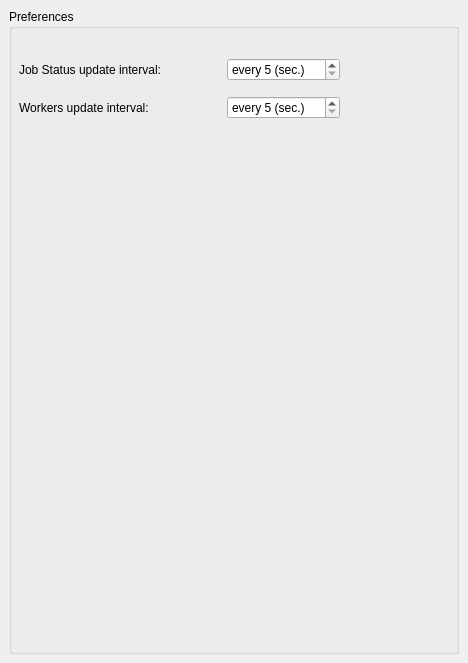
Above: res/wgPreferences.ui from AnarManafov/PoD before the change. Below: the same form after it.
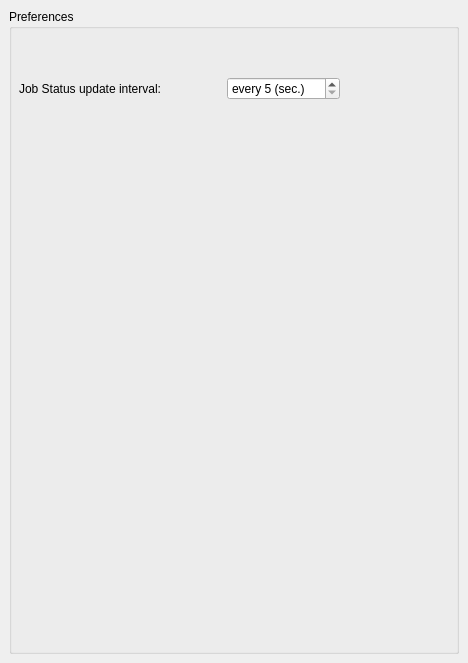
That is the form after the change.

Commit message: removed "workers update interval" controle

The edit to the form file:
```diff
--- a/res/wgPreferences.ui
+++ b/res/wgPreferences.ui
@@ -58,7 +58,9 @@
          <item>
           <widget class="QSpinBox" name="spinJobStatusUpd" >
            <property name="sizePolicy" >
-            <sizepolicy vsizetype="Fixed" hsizetype="Fixed" >
+            <sizepolicy>
+             <hsizetype>0</hsizetype>
+             <vsizetype>0</vsizetype>
              <horstretch>0</horstretch>
              <verstretch>0</verstretch>
             </sizepolicy>
@@ -75,48 +77,9 @@
            <property name="maximum" >
             <number>999</number>
            </property>
-           <property name="value" >
-            <number>5</number>
-           </property>
-          </widget>
-         </item>
-        </layout>
-       </item>
-       <item>
-        <layout class="QHBoxLayout" >
-         <property name="spacing" >
-          <number>6</number>
-         </property>
-         <property name="margin" >
-          <number>0</number>
-         </property>
-         <item>
-          <widget class="QLabel" name="label_2" >
-           <property name="text" >
-            <string>Workers update interval:</string>
-           </property>
-          </widget>
-         </item>
-         <item>
-          <widget class="QSpinBox" name="spinWorkersUpd" >
-           <property name="sizePolicy" >
-            <sizepolicy vsizetype="Fixed" hsizetype="Fixed" >
-             <horstretch>0</horstretch>
-             <verstretch>0</verstretch>
-            </sizepolicy>
-           </property>
-           <property name="suffix" >
-            <string> (sec.)</string>
-           </property>
-           <property name="prefix" >
-            <string>every </string>
-           </property>
            <property name="minimum" >
             <number>5</number>
            </property>
-           <property name="maximum" >
-            <number>999</number>
-           </property>
            <property name="value" >
             <number>5</number>
            </property>
```
Left out of the diff: 15 changed lines with no effect on the pictures.
